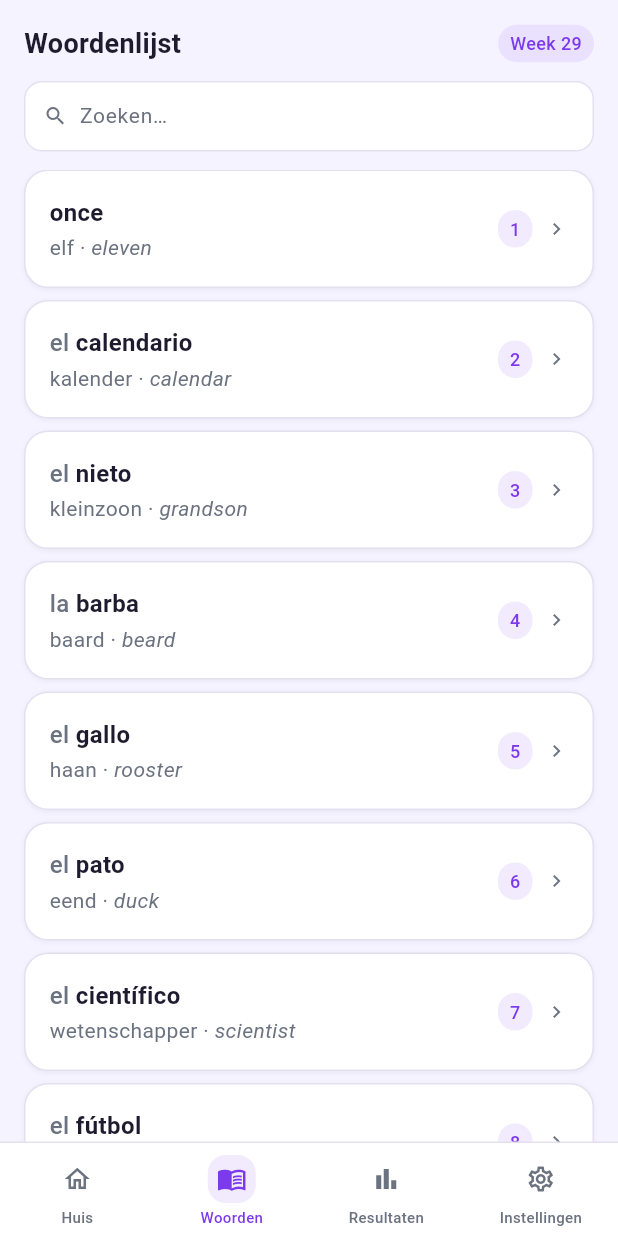
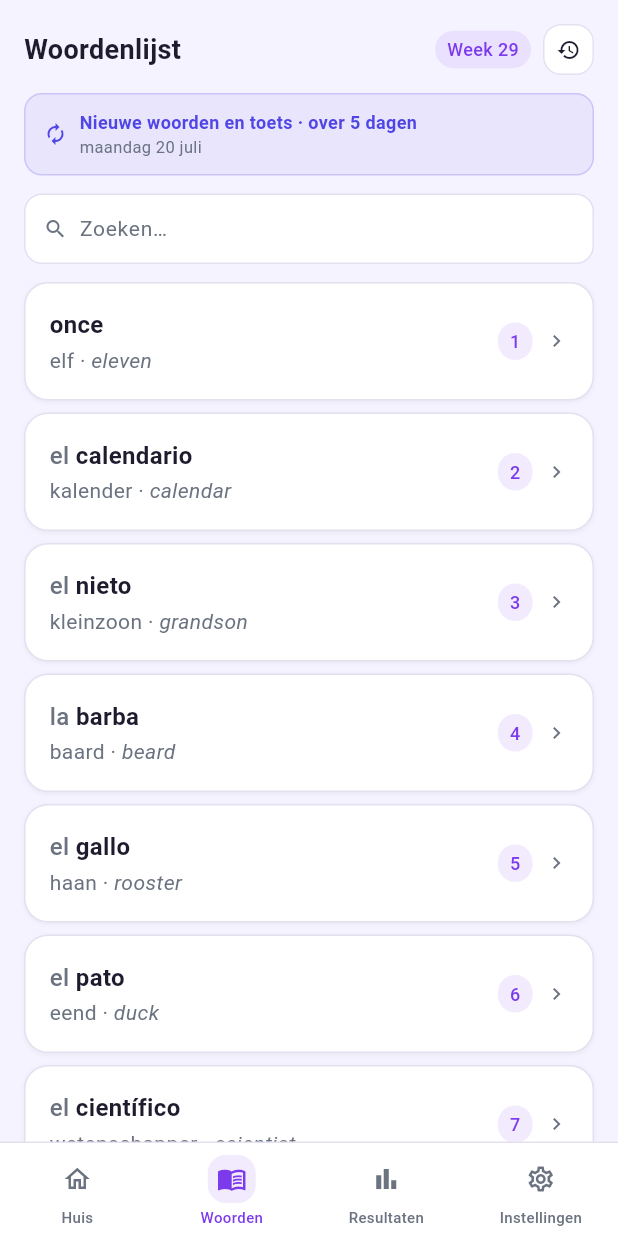
Before and after one commit to Hidde-Balestra/taalleer, a Flutter app: the screen it shows after launch, item 2 of the bottom bar chosen, on a phone screen of 412 x 824 dp. Run offline on Flutter 3.47's test engine with Material 3 defaults, Android fonts, the phone set to English and light mode, and no system bars; our stand-ins replace shared_preferences.

Commit message:
Weekreset zichtbaar maken en scherm met eerdere woorden per week
- Home en woordenlijst tonen nu een banner met wanneer de woorden en de
  toets resetten: "over N dagen" (of "morgen") plus de datum van de
  eerstvolgende maandag.
- Nieuw scherm "Eerdere woorden", bereikbaar via het klok-icoon in de
  woordenlijst: alle weken die de gebruiker al heeft gehad, per week
  uitklapbaar met de 20 woorden van die week (inclusief lidwoord).
  De startweek wordt bij het eerste gebruik vastgelegd en bewaard.
- Bugfix: de weekberekening ging mis rond zomer-/wintertijd, waardoor
  de resetdatum een uur verschoof en de dagentelling op maandag 0 gaf.
  Datumrekenwerk gebeurt nu in UTC.
- Nieuwe helpers in data.dart: weekStartDate, nextWordReset,
  daysUntilWordReset. i18n-labels toegevoegd (NL en EN).
- 122 tests groen, inclusief tests voor de resetdatums, de DST-grens en
  het overzicht van eerdere weken.

Co-Authored-By: Claude Opus 4.8 <noreply@anthropic.com>

```diff
--- a/lib/app_state.dart
+++ b/lib/app_state.dart
@@ -31,13 +31,31 @@ class AppState extends ChangeNotifier {
     int Function()? nowWeek,
   }) async {
     final s = storage ?? AppStorage();
-    return AppState(
+    final state = AppState(
       storage: s,
       nowWeek: nowWeek,
       settings: await s.loadSettings(),
       history: await s.loadHistory(),
       streakState: await s.loadStreak(),
     );
+    state._ensureFirstWeek();
+    return state;
+  }
+
+  /// Legt bij het eerste gebruik vast in welke week de gebruiker begon.
+  void _ensureFirstWeek() {
+    if (_streakState.firstWeek != null) return;
+    _streakState = _streakState.copyWith(firstWeek: _nowWeek());
+    _storage.saveStreak(_streakState);
+  }
+
+  /// De weken die de gebruiker al heeft gehad (nieuwste eerst), zonder de
+  /// huidige week. Leeg voor een gebruiker die pas deze week begonnen is.
+  List<int> get pastWeekSeeds {
+    final first = _streakState.firstWeek;
+    if (first == null) return const [];
+    final current = _nowWeek();
+    return [for (var s = current - 1; s >= first; s--) s];
   }
 
   AppSettings get settings => _settings;
--- a/lib/data.dart
+++ b/lib/data.dart
@@ -50,14 +50,37 @@ List<Word> wordsForWeek(int seed) {
   return [for (final i in picked) kWordBook[i]];
 }
 
+/// Vast beginpunt van de weekteller: een maandag. In UTC, zodat het
+/// overschakelen op zomer-/wintertijd de dagentelling niet verschuift.
+final DateTime _weekEpoch = DateTime.utc(2020, 1, 6);
+
+/// De kalenderdatum van [d] als UTC-middernacht (voor dag-rekenwerk zonder
+/// zomertijd-effecten).
+DateTime _dateOnlyUtc(DateTime d) => DateTime.utc(d.year, d.month, d.day);
+
 /// Een niet-herhalende weekteller sinds een vast beginpunt (maandag), zodat
 /// [wordsForWeek] elke kalenderweek een nieuwe willekeurige trekking geeft en
 /// niet elk jaar in herhaling valt.
-int currentWeekSeed([DateTime? now]) {
+int currentWeekSeed([DateTime? now]) =>
+    _dateOnlyUtc(now ?? DateTime.now()).difference(_weekEpoch).inDays ~/ 7;
+
+/// De maandag waarop een bepaalde week (seed) begint, als lokale datum.
+DateTime weekStartDate(int seed) {
+  final d = _weekEpoch.add(Duration(days: seed * 7));
+  return DateTime(d.year, d.month, d.day);
+}
+
+/// De datum (maandag) waarop de woorden en de toets van deze week resetten:
+/// het begin van de eerstvolgende week.
+DateTime nextWordReset([DateTime? now]) =>
+    weekStartDate(currentWeekSeed(now) + 1);
+
+/// Aantal hele dagen tot de volgende reset (1..7).
+int daysUntilWordReset([DateTime? now]) {
   final today = now ?? DateTime.now();
-  final date = DateTime(today.year, today.month, today.day);
-  final epoch = DateTime(2020, 1, 6); // een maandag
-  return date.difference(epoch).inDays ~/ 7;
+  return _dateOnlyUtc(
+    nextWordReset(today),
+  ).difference(_dateOnlyUtc(today)).inDays;
 }
 
 /// Zoekt een woord op id in het hele woordenboek.
--- a/lib/i18n.dart
+++ b/lib/i18n.dart
@@ -11,6 +11,10 @@ class Strings {
   final String homeQuizWeekend, homeLastGrade, homeNoResult;
   final String homeGreeting, homeSubGreeting;
   final String homeQuizDone, homePaused, homePausedSub;
+  // Reset van de week
+  final String resetTitle, resetTomorrow, resetInDays;
+  // Eerdere woorden
+  final String pastTitle, pastSubtitle, pastEmpty, pastWords, pastOpen;
   // Vervoegingstoets
   final String conjTitle, conjInstruction;
   // Woordenlijst
@@ -73,6 +77,14 @@ class Strings {
     required this.homeQuizDone,
     required this.homePaused,
     required this.homePausedSub,
+    required this.resetTitle,
+    required this.resetTomorrow,
+    required this.resetInDays,
+    required this.pastTitle,
+    required this.pastSubtitle,
+    required this.pastEmpty,
+    required this.pastWords,
+    required this.pastOpen,
     required this.conjTitle,
     required this.conjInstruction,
     required this.vocabTitle,
@@ -156,6 +168,14 @@ class Strings {
     homeQuizDone: 'Deze week al afgerond ✓',
     homePaused: 'Streak gepauzeerd',
     homePausedSub: 'Schakel de pauze uit om toetsen te maken',
+    resetTitle: 'Nieuwe woorden en toets',
+    resetTomorrow: 'morgen',
+    resetInDays: 'over {d} dagen',
+    pastTitle: 'Eerdere woorden',
+    pastSubtitle: 'Alle woorden die je eerder hebt gehad, per week',
+    pastEmpty: 'Je bent deze week begonnen — er zijn nog geen eerdere weken.',
+    pastWords: 'woorden',
+    pastOpen: 'Eerdere weken',
     conjTitle: 'Vervoegingstoets',
     conjInstruction: 'Vervoeg in de tegenwoordige tijd',
     vocabTitle: 'Woordenlijst',
@@ -239,6 +259,14 @@ class Strings {
     homeQuizDone: 'Already done this week ✓',
     homePaused: 'Streak paused',
     homePausedSub: 'Turn off pause to take quizzes',
+    resetTitle: 'New words and quiz',
+    resetTomorrow: 'tomorrow',
+    resetInDays: 'in {d} days',
+    pastTitle: 'Previous words',
+    pastSubtitle: 'All the words you had before, by week',
+    pastEmpty: 'You started this week — there are no previous weeks yet.',
+    pastWords: 'words',
+    pastOpen: 'Previous weeks',
     conjTitle: 'Conjugation Quiz',
     conjInstruction: 'Conjugate in the present tense',
     vocabTitle: 'Word List',
@@ -298,6 +326,10 @@ class Strings {
     settingsPauseActiveNote:
         'Active: you cannot take quizzes and your streak is frozen until you turn off pause.',
   );
+
+  /// "morgen" of "over N dagen".
+  String resetWhen(int days) =>
+      days <= 1 ? resetTomorrow : resetInDays.replaceFirst('{d}', '$days');
 
   /// Vraaglabel op basis van vraagtype.
   String questionLabel(QuestionType type) {
--- a/lib/main.dart
+++ b/lib/main.dart
@@ -7,6 +7,7 @@ import 'models.dart';
 import 'screens/conjugation_quiz_screen.dart';
 import 'screens/history_screen.dart';
 import 'screens/home_screen.dart';
+import 'screens/past_words_screen.dart';
 import 'screens/practice_screen.dart';
 import 'screens/quiz_result_screen.dart';
 import 'screens/quiz_screen.dart';
@@ -117,6 +118,18 @@ class _HomeShellState extends State<HomeShell> {
     );
   }
 
+  void _openPastWords(Strings t, AppSettings settings) {
+    Navigator.of(context).push(
+      MaterialPageRoute(
+        builder: (_) => PastWordsScreen(
+          t: t,
+          lang: settings.language,
+          weekSeeds: widget.appState.pastWeekSeeds,
+        ),
+      ),
+    );
+  }
+
   ValueChanged<QuizResult> _finishQuiz(Strings t) => (result) {
     widget.appState.addResult(result);
     Navigator.of(context).pushReplacement(
@@ -150,7 +163,13 @@ class _HomeShellState extends State<HomeShell> {
         onQuiz: () => _openQuiz(t, settings, weekWords),
         onConjQuiz: () => _openConjQuiz(t, settings),
       ),
-      VocabularyScreen(t: t, weekNumber: weekNumber, words: weekWords),
+      VocabularyScreen(
+        t: t,
+        lang: settings.language,
+        weekNumber: weekNumber,
+        words: weekWords,
+        onOpenPast: () => _openPastWords(t, settings),
+      ),
       HistoryScreen(
         t: t,
         history: widget.appState.history,
--- a/lib/models.dart
+++ b/lib/models.dart
@@ -160,12 +160,17 @@ class StreakState {
   final int pauseOffset;
   final int? pauseSince;
 
+  /// De echte weekteller waarin de app voor het eerst is gebruikt; bepaalt
+  /// vanaf welke week er "eerdere woorden" te tonen zijn.
+  final int? firstWeek;
+
   const StreakState({
     this.streak = 0,
     this.lastQuizWeek,
     this.paused = false,
     this.pauseOffset = 0,
     this.pauseSince,
+    this.firstWeek,
   });
 
   StreakState copyWith({
@@ -176,6 +181,7 @@ class StreakState {
     int? pauseOffset,
     int? pauseSince,
     bool clearPauseSince = false,
+    int? firstWeek,
   }) {
     return StreakState(
       streak: streak ?? this.streak,
@@ -185,6 +191,7 @@ class StreakState {
       paused: paused ?? this.paused,
       pauseOffset: pauseOffset ?? this.pauseOffset,
       pauseSince: clearPauseSince ? null : (pauseSince ?? this.pauseSince),
+      firstWeek: firstWeek ?? this.firstWeek,
     );
   }
 
@@ -194,6 +201,7 @@ class StreakState {
     'paused': paused,
     'pauseOffset': pauseOffset,
     'pauseSince': pauseSince,
+    'firstWeek': firstWeek,
   };
 
   factory StreakState.fromJson(Map<String, dynamic> json) => StreakState(
@@ -202,5 +210,6 @@ class StreakState {
     paused: json['paused'] as bool? ?? false,
     pauseOffset: json['pauseOffset'] as int? ?? 0,
     pauseSince: json['pauseSince'] as int?,
+    firstWeek: json['firstWeek'] as int?,
   );
 }
--- a/lib/screens/home_screen.dart
+++ b/lib/screens/home_screen.dart
@@ -49,7 +49,9 @@ class HomeScreen extends StatelessWidget {
           streak: streak,
           wordCount: wordCount,
         ),
-        const SizedBox(height: 16),
+        const SizedBox(height: 12),
+        WeekResetBanner(t: t, lang: lang),
+        const SizedBox(height: 12),
         _GradientActionButton(
           onTap: onPractice,
           gradient: const LinearGradient(
--- a/lib/screens/vocabulary_screen.dart
+++ b/lib/screens/vocabulary_screen.dart
@@ -8,14 +8,18 @@ import '../widgets.dart';
 
 class VocabularyScreen extends StatefulWidget {
   final Strings t;
+  final Lang lang;
   final int weekNumber;
   final List<Word> words;
+  final VoidCallback onOpenPast;
 
   const VocabularyScreen({
     super.key,
     required this.t,
+    required this.lang,
     required this.weekNumber,
     required this.words,
+    required this.onOpenPast,
   });
 
   @override
@@ -56,9 +60,37 @@ class _VocabularyScreenState extends State<VocabularyScreen> {
                       fontWeight: FontWeight.bold,
                     ),
                   ),
-                  PillBadge(text: '${t.vocabWeek} ${widget.weekNumber}'),
+                  Row(
+                    children: [
+                      PillBadge(text: '${t.vocabWeek} ${widget.weekNumber}'),
+                      const SizedBox(width: 8),
+                      // Naar het overzicht van eerdere weken.
+                      Material(
+                        color: palette.card,
+                        borderRadius: BorderRadius.circular(12),
+                        child: InkWell(
+                          onTap: widget.onOpenPast,
+                          borderRadius: BorderRadius.circular(12),
+                          child: Container(
+                            padding: const EdgeInsets.all(8),
+                            decoration: BoxDecoration(
+                              borderRadius: BorderRadius.circular(12),
+                              border: Border.all(color: palette.border),
+                            ),
+                            child: Icon(
+                              Icons.history,
+                              size: 16,
+                              color: palette.foreground,
+                            ),
+                          ),
+                        ),
+                      ),
+                    ],
+                  ),
                 ],
               ),
+              const SizedBox(height: 12),
+              WeekResetBanner(t: t, lang: widget.lang),
               const SizedBox(height: 12),
               Container(
                 padding: const EdgeInsets.symmetric(horizontal: 12),
--- a/lib/widgets.dart
+++ b/lib/widgets.dart
@@ -1,7 +1,59 @@
 import 'package:flutter/material.dart';
 
+import 'data.dart';
+import 'i18n.dart';
+import 'models.dart';
 import 'theme.dart';
 import 'utils.dart';
+
+/// Laat zien wanneer de woorden en de toets van deze week resetten.
+class WeekResetBanner extends StatelessWidget {
+  final Strings t;
+  final Lang lang;
+
+  const WeekResetBanner({super.key, required this.t, required this.lang});
+
+  @override
+  Widget build(BuildContext context) {
+    final palette = AppPalette.of(context);
+    final days = daysUntilWordReset();
+    final date = nextWordReset();
+    return Container(
+      width: double.infinity,
+      padding: const EdgeInsets.symmetric(horizontal: 12, vertical: 10),
+      decoration: BoxDecoration(
+        color: AppColors.indigo.withValues(alpha: 0.08),
+        borderRadius: BorderRadius.circular(12),
+        border: Border.all(color: AppColors.indigo.withValues(alpha: 0.2)),
+      ),
+      child: Row(
+        children: [
+          const Icon(Icons.autorenew, size: 16, color: AppColors.indigo),
+          const SizedBox(width: 8),
+          Expanded(
+            child: Column(
+              crossAxisAlignment: CrossAxisAlignment.start,
+              children: [
+                Text(
+                  '${t.resetTitle} · ${t.resetWhen(days)}',
+                  style: const TextStyle(
+                    fontSize: 12,
+                    fontWeight: FontWeight.w600,
+                    color: AppColors.indigo,
+                  ),
+                ),
+                Text(
+                  formatDateLong(date, lang),
+                  style: TextStyle(fontSize: 11, color: palette.muted),
+                ),
+              ],
+            ),
+          ),
+        ],
+      ),
+    );
+  }
+}
 
 /// Afgeronde kaart met rand, zoals de `Card` in het prototype.
 class AppCard extends StatelessWidget {
```
Also changed, not shown: lib/screens/past_words_screen.dart (added, +247 -0 lines), 4 other files.
